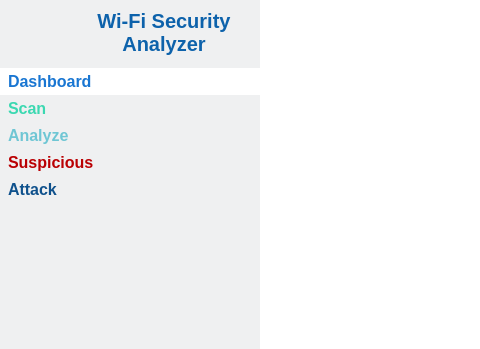
The window that mainwindow.ui (nguyenduchuy-22NS024/wifi-security-analyzer) describes before a commit, drawn with Qt 5; both pictures show x 0 to 480 and y 0 to 349 of the 1280 by 720 pixel window.
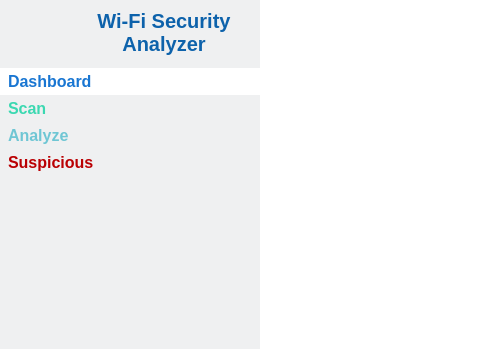
The same window after the commit. Icons and pictures are not drawn.

```diff
--- a/mainwindow.ui
+++ b/mainwindow.ui
@@ -317,29 +317,6 @@
             </property>
            </widget>
           </item>
-          <item>
-           <widget class="QPushButton" name="btnAttack">
-            <property name="text">
-             <string>Attack</string>
-            </property>
-            <property name="icon">
-             <iconset resource="resources.qrc">
-              <normaloff>:/root/resources/icons8-sword-32.png</normaloff>:/root/resources/icons8-sword-32.png</iconset>
-            </property>
-            <property name="iconSize">
-             <size>
-              <width>32</width>
-              <height>32</height>
-             </size>
-            </property>
-            <property name="checkable">
-             <bool>true</bool>
-            </property>
-            <property name="autoExclusive">
-             <bool>true</bool>
-            </property>
-           </widget>
-          </item>
          </layout>
         </widget>
        </item>
```
